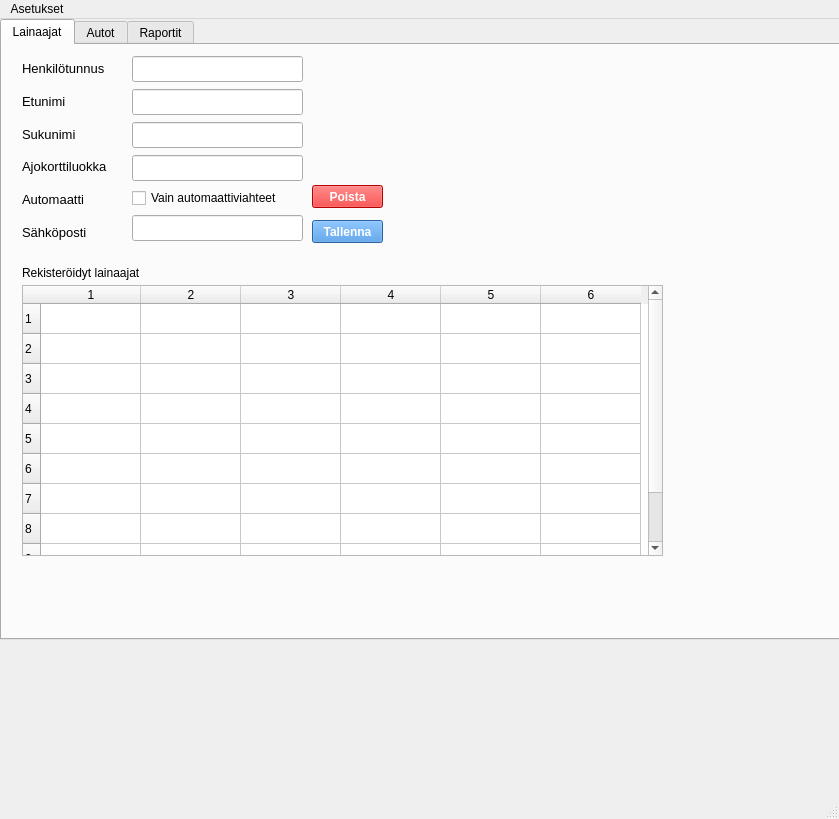
Before: the Qt Designer form administrative.ui in HennaSalla/Autolainaus_hallinta, drawn with Qt 5.
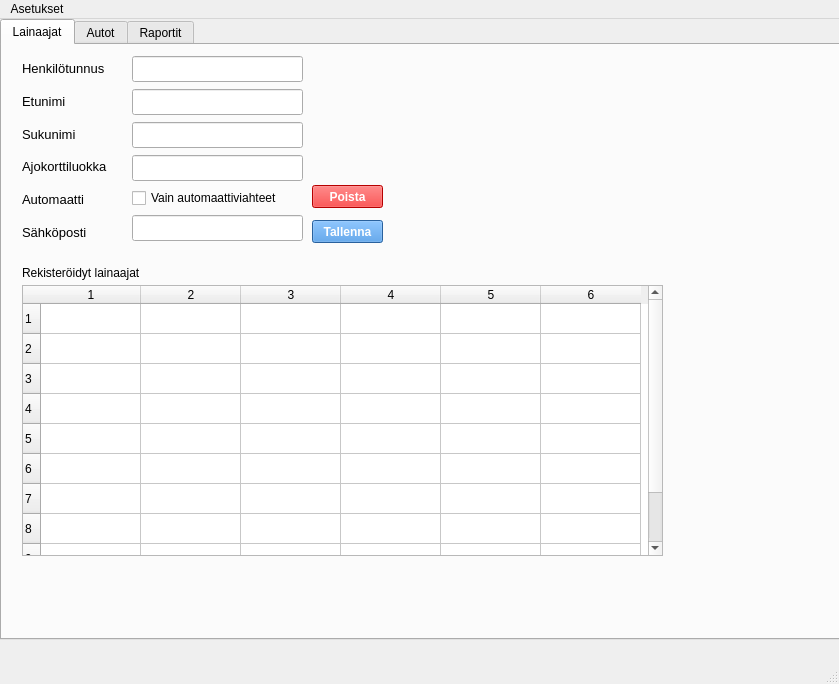
After: the same form once the commit is applied. The open tabs and pages were chosen to show the change. Icons and pictures are not drawn.

Commit message: 14.3.2025 lopullinen versio

The edit to the form file:
```diff
--- a/administrative.ui
+++ b/administrative.ui
@@ -7,7 +7,7 @@
     <x>0</x>
     <y>0</y>
     <width>839</width>
-    <height>819</height>
+    <height>684</height>
    </rect>
   </property>
   <property name="windowTitle">
```
Left out of the diff: 2 changed lines with no effect on the pictures. The commit also changes 2 other files.
